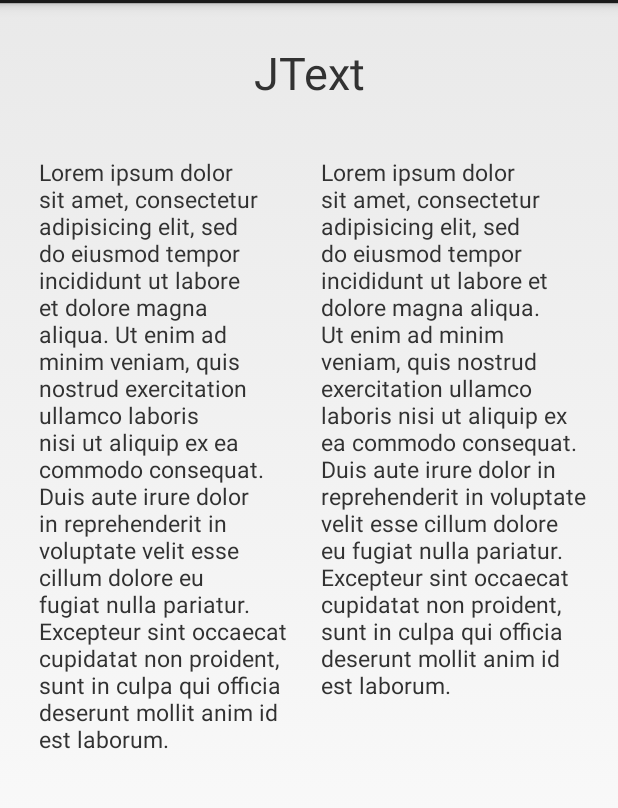
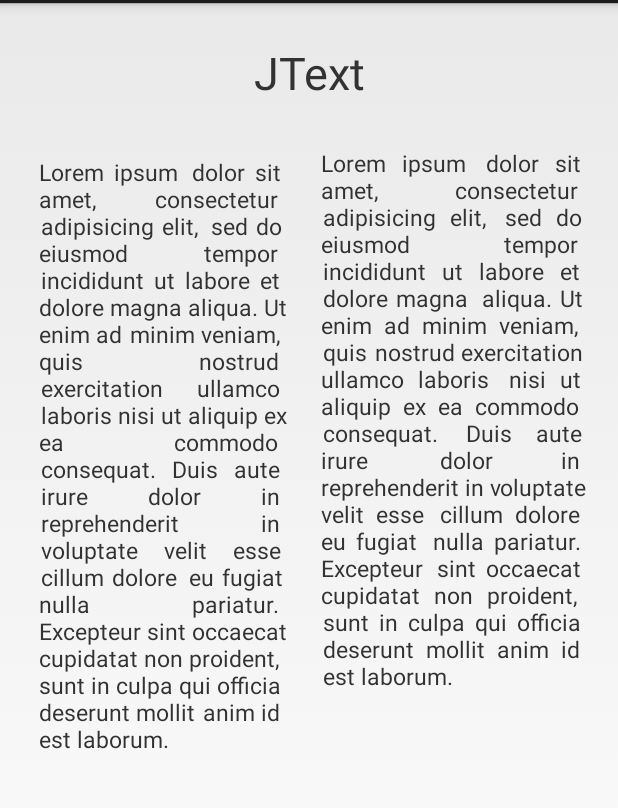
Before and after one commit to amilcar-sr/JustifiedTextView, an Android app: the screen it shows after launch (MainActivity), on a phone screen of 412 x 824 dp, the part 69-877 px from its top. Run offline under Robolectric (Android 15) with nearby library versions, the phone set to English and light mode, and no system bars.

```diff
--- a/JTextLibrary/src/main/java/com/codesgood/views/JText.java
+++ b/JTextLibrary/src/main/java/com/codesgood/views/JText.java
@@ -78,8 +78,8 @@ public class JText extends TextView {
 
         //This class won't justify the text if the TextView has wrap_content as width
         //And won't repeat the process of justify text if it's already done.
-        //AND! won't justify the text if the view width is smaller than 300sdp
-        if(params.width != ViewGroup.LayoutParams.WRAP_CONTENT && viewWidth >= 300 && words.length > 0 && justifiedText.isEmpty()){
+        //AND! won't justify the text if the view width is 0
+        if(params.width != ViewGroup.LayoutParams.WRAP_CONTENT && viewWidth > 0 && words.length > 0 && justifiedText.isEmpty()){
 
             float thinSpaceWidth = mPaint.measureText(mThinSpace);
             float whiteSpaceWidth = mPaint.measureText(" ");
@@ -103,7 +103,10 @@ public class JText extends TextView {
                         if(sentenceWidth < viewWidth)
                             whiteSpacesNeeded++;
                     }
-                    insertWhiteSpaces(whiteSpacesNeeded, wordsInThisSentence, temporalLine);
+
+                    if(wordsInThisSentence > 1)
+                        insertWhiteSpaces(whiteSpacesNeeded, wordsInThisSentence, temporalLine);
+
                     justifiedText += joinWords(temporalLine);
                     resetLineValues();
 
```
